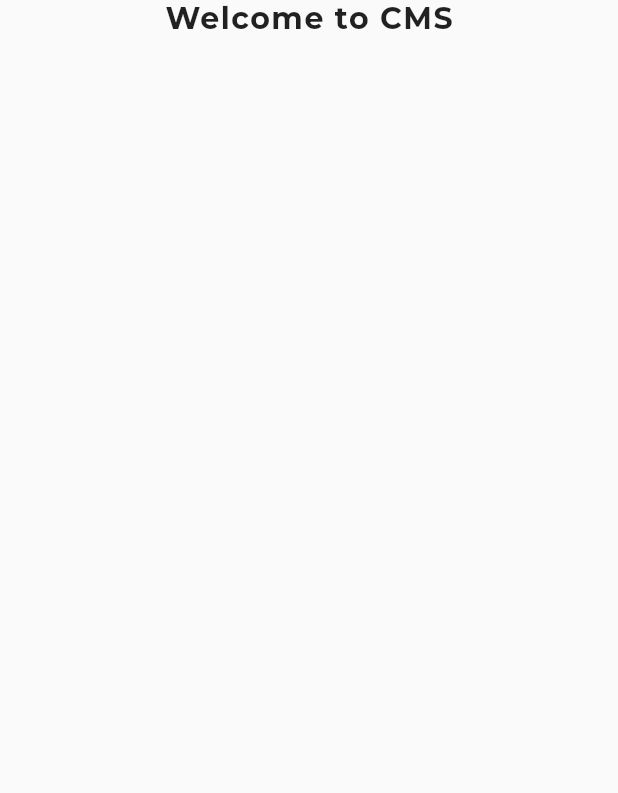
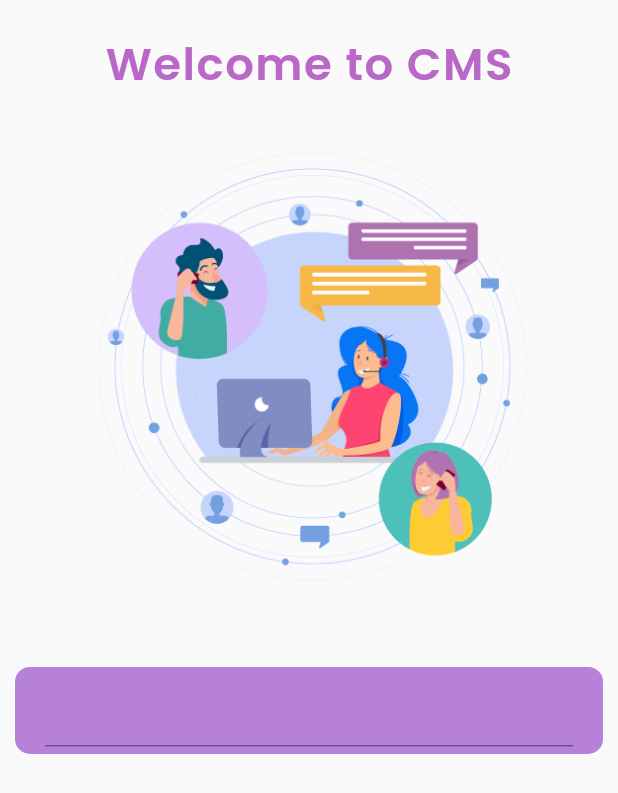
Before and after one commit to shrijal313/client-management-system, a Flutter app: the screen it shows after launch, on a phone screen of 412 x 824 dp. Shown: the top 793 px of the screen. Run offline on Flutter 3.47's test engine with Material 2 defaults, Android fonts, the phone set to English and light mode, and no system bars; our stand-ins replace google_fonts.

Commit message:
login half email widget

```diff
--- a/lib/main.dart
+++ b/lib/main.dart
@@ -20,7 +20,7 @@ class CMSApp extends StatelessWidget {
   @override
   Widget build(BuildContext context) {
     return Scaffold(
-      body: LoginScreen(),
+      body: SafeArea(child: LoginScreen()),
 
 
     );
--- a/lib/screen/login.dart
+++ b/lib/screen/login.dart
@@ -13,14 +13,43 @@ class _LoginScreenState extends State<LoginScreen> {
       body: ListView(children: [
         Column(
           children: [
-          Text("Welcome to CMS", style: GoogleFonts.montserrat(
-            textStyle: TextStyle(
-              fontSize: 20,
-              fontWeight: FontWeight.bold,
-              letterSpacing: 1,
-            )
+          Padding(
+            padding: const EdgeInsets.all(20.0),
+            child: Text("Welcome to CMS", style: GoogleFonts.poppins(
+              textStyle: TextStyle(
+                fontSize: 30,
+                fontWeight: FontWeight.w600,
+                color: Colors.purple[300],
+                letterSpacing: 1,
+              )
 
-          ))
+            )),
+          ),
+            Center(
+              child: Container(
+              //  color: Colors.red,
+                 width: MediaQuery.of(context).size.width * .8,
+                 height:  MediaQuery.of(context).size.height * .4,
+                child: Image(image: AssetImage("asset/images/front.png"),)
+              ),
+            ),
+            SizedBox(height: 20,),
+            Container(
+              margin: EdgeInsets.all(10),
+              padding: EdgeInsets.symmetric(horizontal: 20, vertical: 5),
+              decoration: BoxDecoration(borderRadius: BorderRadius.circular(10),
+              color: Color(0xffb780d9)),
+              child: TextField(
+                keyboardType: TextInputType.emailAddress,
+                decoration: InputDecoration(fillColor: Colors.red,
+
+
+
+                ))
+
+              ),
+
+
 
           ],
         ),
```
Also changed, not shown: lib/defaults.dart (added).
